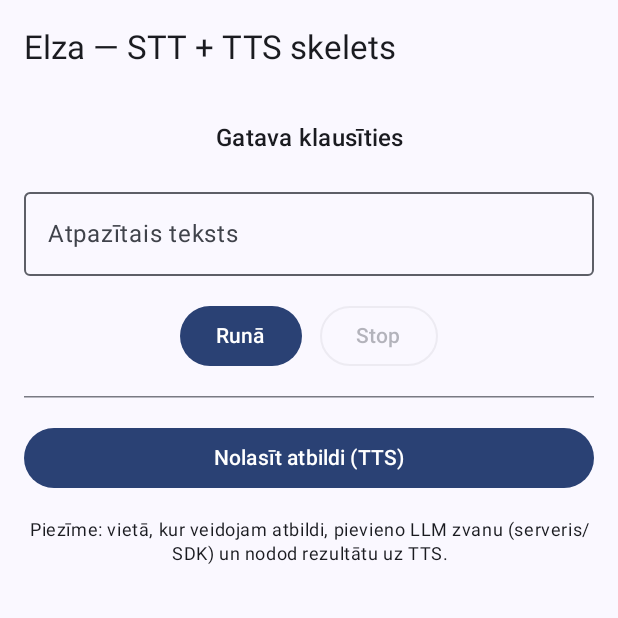
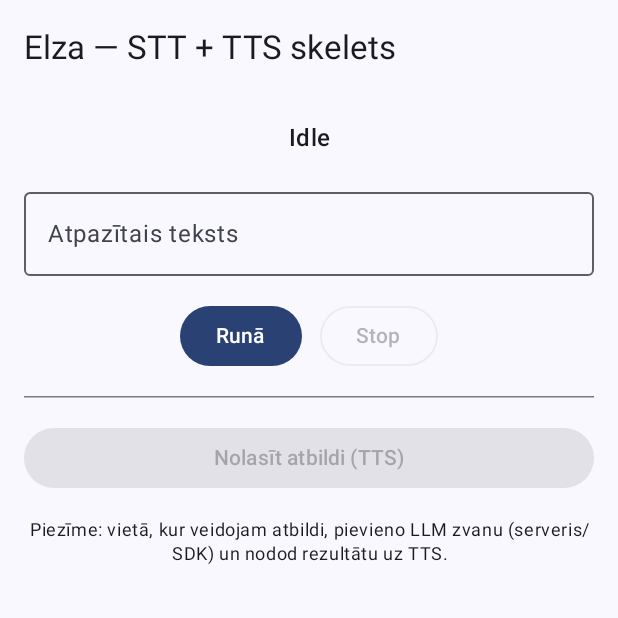
Before and after one commit to Mariozo/HomeoGO, an Android app built with Jetpack Compose: the composable ElzaScreen shown on its own in the app's theme, on a phone screen of 412 x 824 dp, the top half of it. Run offline under Robolectric (Android 15) with nearby library versions, the phone set to English and light mode, and no system bars.

Commit message:
feat(elza): wire ElzaScreen + ViewModel + MainActivity (AS run OK, A52s) — 2025-09-17 19:40

```diff
--- a/app/src/main/java/lv/mariozo/homeogo/ui/ElzaScreen.kt
+++ b/app/src/main/java/lv/mariozo/homeogo/ui/ElzaScreen.kt
@@ -2,7 +2,7 @@
 // Module: HomeoGO
 // Purpose: Compose UI screen for Elza (STT + TTS skeleton).
 // Created: 17.sep.2025 23:15
-// ver. 1.0
+// ver. 1.1 - Adapted to use ElzaViewModel's uiState
 
 package lv.mariozo.homeogo.ui
 
@@ -10,14 +10,33 @@ package lv.mariozo.homeogo.ui
 import android.Manifest
 import androidx.activity.compose.rememberLauncherForActivityResult
 import androidx.activity.result.contract.ActivityResultContracts
-import androidx.compose.foundation.layout.*
-import androidx.compose.material3.*
-import androidx.compose.runtime.*
+import androidx.compose.foundation.layout.Arrangement
+import androidx.compose.foundation.layout.Column
+import androidx.compose.foundation.layout.Row
+import androidx.compose.foundation.layout.fillMaxSize
+import androidx.compose.foundation.layout.fillMaxWidth
+import androidx.compose.foundation.layout.padding
+import androidx.compose.material3.Button
+import androidx.compose.material3.ExperimentalMaterial3Api
+import androidx.compose.material3.HorizontalDivider
+import androidx.compose.material3.MaterialTheme
+import androidx.compose.material3.OutlinedButton
+import androidx.compose.material3.OutlinedTextField
+import androidx.compose.material3.Scaffold
+import androidx.compose.material3.Text
+import androidx.compose.material3.TopAppBar
+import androidx.compose.runtime.Composable
+import androidx.compose.runtime.LaunchedEffect
+import androidx.compose.runtime.collectAsState
+import androidx.compose.runtime.getValue
+import androidx.compose.runtime.mutableStateOf
+import androidx.compose.runtime.remember
+import androidx.compose.runtime.setValue
 import androidx.compose.ui.Alignment
 import androidx.compose.ui.Modifier
 import androidx.compose.ui.text.style.TextAlign
 import androidx.compose.ui.unit.dp
-import lv.mariozo.homeogo.ui.viewmodel.ElzaViewModel // Changed this import to reflect new ViewModel package
+import lv.mariozo.homeogo.ui.viewmodel.ElzaViewModel
 
 /**
  * Pure UI layer (Compose). It observes the ViewModel state and triggers actions.
@@ -25,16 +44,15 @@ import lv.mariozo.homeogo.ui.viewmodel.ElzaViewModel // Changed this import to r
  */
 @OptIn(ExperimentalMaterial3Api::class)
 @Composable
-fun ElzaScreen(vm: ElzaViewModel) { // Changed this line
-    val status by vm.status.collectAsState()
-    val recognizedText by vm.recognizedText.collectAsState()
+fun ElzaScreen(vm: ElzaViewModel) {
+    val uiState by vm.uiState.collectAsState()
 
     // Ask microphone permission once
     var askedPermission by remember { mutableStateOf(false) }
     val micPermissionLauncher = rememberLauncherForActivityResult(
         contract = ActivityResultContracts.RequestPermission()
     ) { granted ->
-        if (!granted) vm.setStatus("Mikrofona atļauja liegta")
+        if (!granted) vm.reportPermissionDenied() // Updated call
     }
 
     LaunchedEffect(Unit) {
@@ -56,15 +74,15 @@ fun ElzaScreen(vm: ElzaViewModel) { // Changed this line
             horizontalAlignment = Alignment.CenterHorizontally
         ) {
             Text(
-                text = status,
+                text = uiState.status, // Updated access
                 style = MaterialTheme.typography.titleMedium,
                 modifier = Modifier.fillMaxWidth(),
                 textAlign = TextAlign.Center
             )
 
             OutlinedTextField(
-                value = recognizedText,
-                onValueChange = { /* read-only; keep from STT */ },
+                value = uiState.recognizedText, // Updated access
+                onValueChange = { /* read-only; value comes from ViewModel */ },
                 label = { Text("Atpazītais teksts") },
                 modifier = Modifier.fillMaxWidth()
             )
@@ -72,20 +90,21 @@ fun ElzaScreen(vm: ElzaViewModel) { // Changed this line
             Row(horizontalArrangement = Arrangement.spacedBy(12.dp)) {
                 Button(
                     onClick = { vm.startListening() },
-                    enabled = !vm.isListening
+                    enabled = !uiState.isListening // Updated access
                 ) { Text("Runā") }
 
                 OutlinedButton(
                     onClick = { vm.stopListening() },
-                    enabled = vm.isListening
+                    enabled = uiState.isListening // Updated access
                 ) { Text("Stop") }
             }
 
-            HorizontalDivider() // Changed this line
+            HorizontalDivider()
 
             Button(
-                onClick = { vm.speakReply() },
-                modifier = Modifier.fillMaxWidth()
+                onClick = { vm.speak(uiState.recognizedText) }, // Updated call
+                modifier = Modifier.fillMaxWidth(),
+                enabled = uiState.recognizedText.isNotBlank() // Enable only if there's text
             ) { Text("Nolasīt atbildi (TTS)") }
 
             Text(
--- a/app/src/main/java/lv/mariozo/homeogo/ui/viewmodel/ElzaViewModel.kt
+++ b/app/src/main/java/lv/mariozo/homeogo/ui/viewmodel/ElzaViewModel.kt
@@ -1,93 +1,109 @@
 
-// File: java/lv/mariozo/homeogo/viewmodel/ElzaViewModel.kt
-// Module: HomeoGO
-// Purpose: ViewModel bridging UI and voice managers (STT/TTS).
-// Created: 17.sep.2025 23:15
-// ver. 1.2 (More diagnostic status updates added)
-
-package lv.mariozo.homeogo.ui.viewmodel // Changed package to match directory structure
+package lv.mariozo.homeogo.ui.viewmodel
 
 import android.app.Application
 import androidx.lifecycle.AndroidViewModel
 import androidx.lifecycle.viewModelScope
 import kotlinx.coroutines.flow.MutableStateFlow
-import kotlinx.coroutines.flow.StateFlow
-import kotlinx.coroutines.launch
-import lv.mariozo.homeogo.speech.SpeechRecognizerManager // Corrected import
-import lv.mariozo.homeogo.voice.TTSManager // This import is correct
+import kotlinx.coroutines.flow.asStateFlow
+// Removed incorrect: import kotlinx.coroutines.flow.launch
+import kotlinx.coroutines.launch // Added correct import for launch, though viewModelScope.launch often suffices
+import lv.mariozo.homeogo.speech.SpeechRecognizerManager
+import lv.mariozo.homeogo.voice.TTSManager
 
-/**
- * ElzaViewModel mediates between UI and the voice managers (STT/TTS).
- * Keeps UI state as StateFlows.
- */
-class ElzaViewModel(app: Application) : AndroidViewModel(app) { // Changed this line
+data class ElzaUiState(
+    val status: String = "Idle",
+    val recognizedText: String = "",
+    val isListening: Boolean = false
+)
 
-    private val stt = SpeechRecognizerManager(app)
+class ElzaViewModel(app: Application) : AndroidViewModel(app) {
+
+    private val _uiState = MutableStateFlow(ElzaUiState())
+    val uiState = _uiState.asStateFlow()
+
     private val tts = TTSManager(app)
-
-    private val _status = MutableStateFlow("Gatava klausīties")
-    val status: StateFlow<String> = _status
-
-    private val _recognizedText = MutableStateFlow("")
-    val recognizedText: StateFlow<String> = _recognizedText
-
-    var isListening: Boolean = false
-        private set
+    private val srm = SpeechRecognizerManager(context = app, scope = viewModelScope)
 
     init {
-        // Wire STT callbacks to state
-        stt.onStatusChanged = { msg ->
-            viewModelScope.launch { _status.emit(msg) }
-        }
-        stt.onPartial = { partial ->
-            viewModelScope.launch {
-                _recognizedText.emit("PARTIAL: $partial") // Diagnostic prefix for text field
-                _status.emit("EVM: Partial: '$partial'")  // Diagnostic status update
+        viewModelScope.launch {
+            srm.status.collect { srmStatus ->
+                _uiState.value = _uiState.value.copy(status = mapSrmStatusToUiStatus(srmStatus))
             }
         }
-        stt.onFinal = { text ->
-            isListening = false
-            viewModelScope.launch {
-                _recognizedText.emit("FINAL: $text") // Diagnostic prefix for text field
-                // Diagnostic status update (will temporarily override the original status update here)
-                _status.emit("EVM: Final: '$text'")
-                // Original status update (commented out for diagnostics):
-                // _status.emit(if (text.isNotBlank()) "Gatava klausīties" else "Nekas netika atpazīts")
+
+        viewModelScope.launch {
+            srm.isListening.collect { listening ->
+                val currentStatus = _uiState.value.status
+                _uiState.value = _uiState.value.copy(
+                    isListening = listening,
+                    status = if (listening) "Listening..." else if (currentStatus == "Listening...") "Idle" else currentStatus
+                )
             }
         }
-        stt.onError = { code ->
-            isListening = false
-            viewModelScope.launch { _status.emit("Kļūda ($code)") }
+
+        srm.onPartial = { partialText ->
+            _uiState.value = _uiState.value.copy(
+                recognizedText = partialText,
+                status = if (_uiState.value.isListening) "Partial..." else _uiState.value.status
+            )
+        }
+
+        srm.onFinal = { finalText ->
+            _uiState.value = _uiState.value.copy(
+                recognizedText = finalText,
+                status = if (finalText.isNotEmpty()) "Final ✓" else "Nothing recognized",
+                isListening = false
+            )
+        }
+
+        srm.onError = { errorCode ->
+            _uiState.value = _uiState.value.copy(
+                status = "Error (code: $errorCode)",
+                isListening = false
+            )
         }
     }
 
-    fun setStatus(s: String) {
-        viewModelScope.launch { _status.emit(s) }
+    private fun mapSrmStatusToUiStatus(srmStatus: String): String {
+        return when {
+            srmStatus.startsWith("SRM_ON_ERROR_CODE:") -> "Error processing speech"
+            srmStatus.startsWith("SRM_FINAL_RAW:") -> "Processing result..."
+            srmStatus.startsWith("SRM_PARTIAL_RAW:") && _uiState.value.isListening -> "Listening..."
+            srmStatus == "Idle" && !_uiState.value.isListening -> "Idle"
+            srmStatus.contains("Listening…", ignoreCase = true) && _uiState.value.isListening -> "Listening..."
+            srmStatus.contains("Speak!", ignoreCase = true) && _uiState.value.isListening -> "Speak now"
+            srmStatus.contains("Processing…", ignoreCase = true) -> "Processing..."
+            srmStatus == "Idle" && (_uiState.value.status.contains("Error") || _uiState.value.status.contains("Final")) -> _uiState.value.status
+            else -> if (_uiState.value.isListening) "Listening..." else "Idle"
+        }
     }
 
     fun startListening() {
-        isListening = true
-        viewModelScope.launch {
-            _recognizedText.emit("") // Clear previous text
-            stt.start()
+        srm.start()
+        _uiState.value = _uiState.value.copy(recognizedText = "")
+    }
+
+    fun stopListening() {
+        srm.stop()
+    }
+
+    fun speak(text: String) {
+        if (text.isNotBlank()) {
+            tts.speak(text)
+            _uiState.value = _uiState.value.copy(status = "Speaking...")
+        } else {
+            _uiState.value = _uiState.value.copy(status = "Nothing to speak")
         }
     }
 
-    fun stopListening() {
-        isListening = false
-        stt.stop()
-        viewModelScope.launch { _status.emit("Gatava klausīties") }
-    }
-
-    fun speakReply() {
-        val txt = recognizedText.value
-        val reply = if (txt.isNotBlank()) "Tu teici: $txt" else "Nav ko nolasīt."
-        tts.speak(reply)
+    fun reportPermissionDenied() {
+        _uiState.value = _uiState.value.copy(status = "Microphone permission denied", isListening = false)
     }
 
     override fun onCleared() {
         super.onCleared()
-        stt.release()
         tts.release()
+        srm.release()
     }
 }
--- /dev/null
+++ b/app/src/main/res/values-night/themes.xml
@@ -0,0 +1,23 @@
+<?xml version="1.0" encoding="utf-8"?>
+
+<!-- File: app/src/main/res/values-night/themes.xml
+    Module: HomeoGO
+    Purpose: Night overrides for window-level styling before Compose renders
+    Created: 17.sep.2025   16:35
+    ver. 1.0                                                         -->
+
+<!-- # 1. Resources root                                              -->
+<resources>
+
+    <!-- # 2. Theme.HomeoGO definition (night)                            -->
+    <style name="Theme.HomeoGO" parent="Theme.Material3.DayNight">
+
+        <!-- Window appearance before Compose draws (night)                   -->
+        <item name="android:windowBackground">@android:color/black</item>
+
+        <!-- Edge-to-edge baseline colors (night)                             -->
+        <item name="android:statusBarColor">@android:color/transparent</item>
+        <item name="android:navigationBarColor">@android:color/transparent</item>
+    </style>
+
+</resources>
```
Also changed, not shown: app/src/main/java/lv/mariozo/homeogo/MainActivity.kt (+44 -6 lines).
